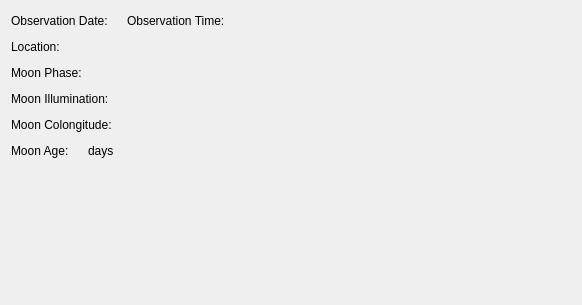
Old version of the form python/res/ui/widgets/moon_info_tab.ui in the repository mareuter/lunar-club-tools.
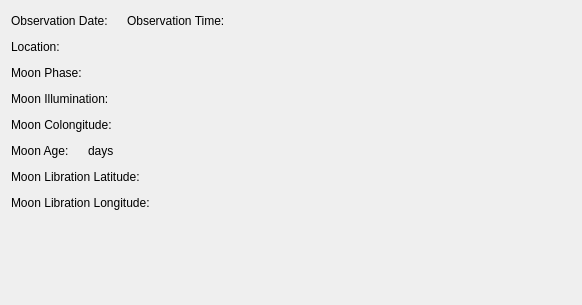
New version of the form.

Commit message: Refs #24. Adding libration latitude and longitude indicators.

The edit to the form file:
```diff
--- a/python/res/ui/widgets/moon_info_tab.ui
+++ b/python/res/ui/widgets/moon_info_tab.ui
@@ -222,6 +222,68 @@
     </layout>
    </item>
    <item row="6" column="0">
+    <layout class="QHBoxLayout" name="horizontalLayout_7">
+     <item>
+      <widget class="QLabel" name="moon_libration_lat_label">
+       <property name="text">
+        <string>Moon Libration Latitude:</string>
+       </property>
+      </widget>
+     </item>
+     <item>
+      <widget class="QLabel" name="moon_libration_lat_edit">
+       <property name="text">
+        <string/>
+       </property>
+      </widget>
+     </item>
+     <item>
+      <spacer name="horizontalSpacer_7">
+       <property name="orientation">
+        <enum>Qt::Horizontal</enum>
+       </property>
+       <property name="sizeHint" stdset="0">
+        <size>
+         <width>40</width>
+         <height>20</height>
+        </size>
+       </property>
+      </spacer>
+     </item>
+    </layout>
+   </item>
+   <item row="7" column="0">
+    <layout class="QHBoxLayout" name="horizontalLayout_8">
+     <item>
+      <widget class="QLabel" name="moon_libration_long_label">
+       <property name="text">
+        <string>Moon Libration Longitude:</string>
+       </property>
+      </widget>
+     </item>
+     <item>
+      <widget class="QLabel" name="moon_libration_long_edit">
+       <property name="text">
+        <string/>
+       </property>
+      </widget>
+     </item>
+     <item>
+      <spacer name="horizontalSpacer_8">
+       <property name="orientation">
+        <enum>Qt::Horizontal</enum>
+       </property>
+       <property name="sizeHint" stdset="0">
+        <size>
+         <width>40</width>
+         <height>20</height>
+        </size>
+       </property>
+      </spacer>
+     </item>
+    </layout>
+   </item>
+   <item row="8" column="0">
     <spacer name="verticalSpacer">
      <property name="orientation">
       <enum>Qt::Vertical</enum>
```
The commit also changes 4 other files.
